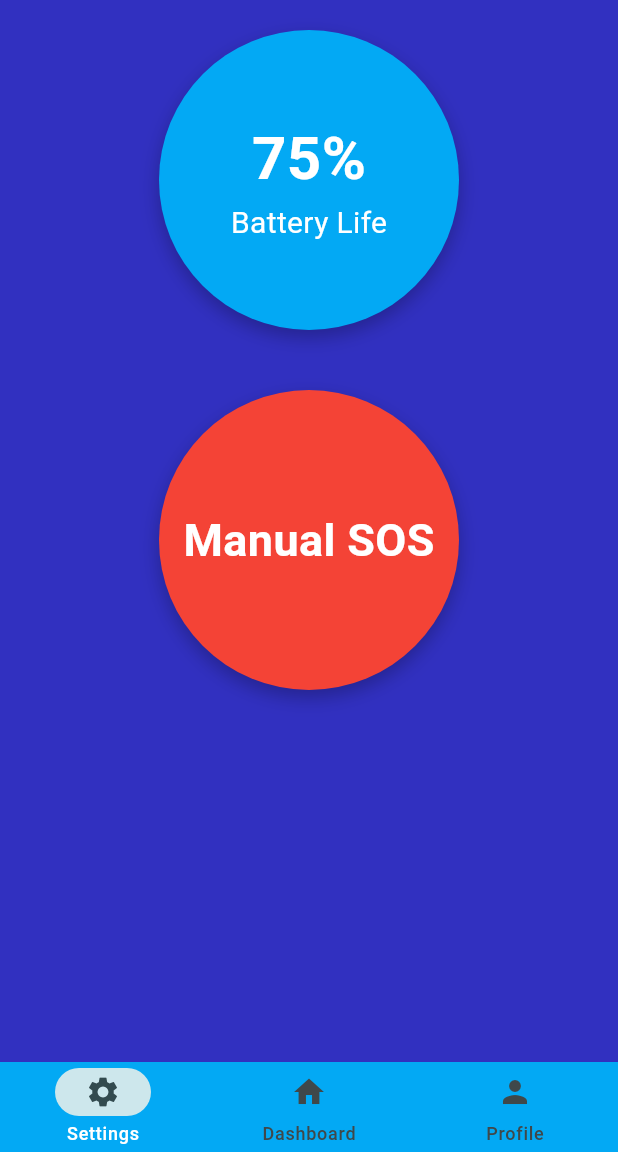
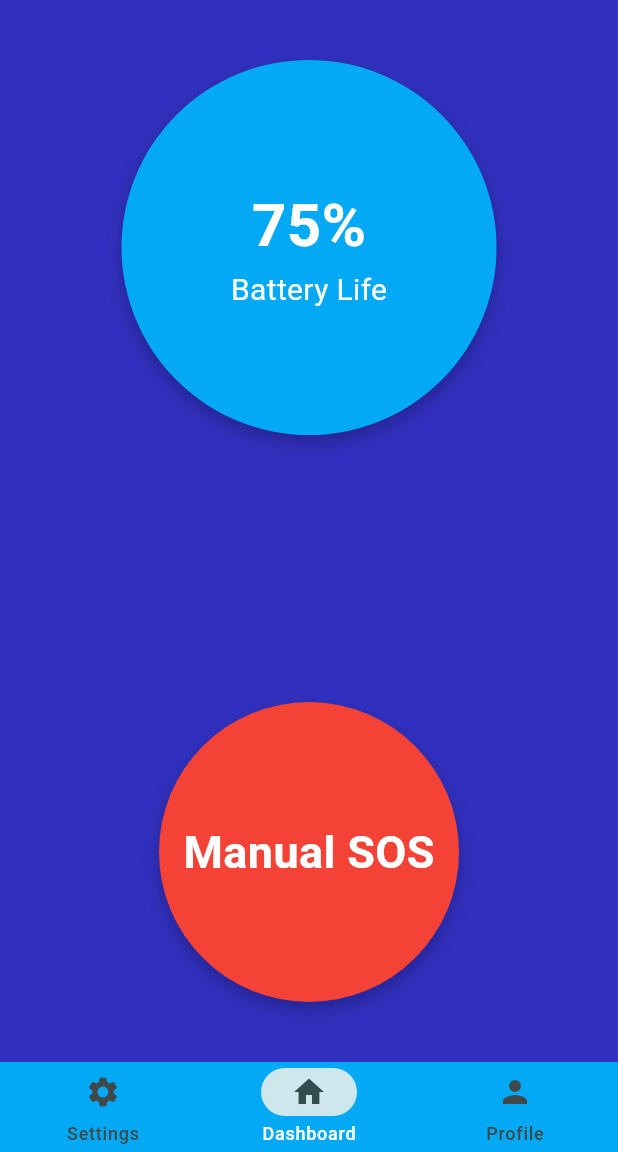
Before and after one commit to The-Monarch-of-Programming/Sentinel-A-Helmet-Mounted-Emergency-Crash-Detection-Device, a Flutter app: the UserDashboard screen opened directly, on a phone screen of 412 x 824 dp, the part 84-1236 px from its top. Run offline on Flutter 3.47's test engine with Material 3 defaults, Android fonts, the phone set to English and light mode, and no system bars.

Commit message:
Update home.dart
Adjusted the position of battery life and SOS
modified battery life size
changed the highlight of the lower bar to the setting to dashboard instead

```diff
--- a/lib/home.dart
+++ b/lib/home.dart
@@ -6,27 +6,26 @@ class UserDashboard extends StatelessWidget {
   @override
   Widget build(BuildContext context0) {
     return Scaffold(
-      backgroundColor: Color(0xFF3130C0),
+      backgroundColor: const Color(0xFF3130C0),
       appBar: AppBar(
         elevation: 0,
-        backgroundColor: Color(0xFF3130C0),
+        backgroundColor: const Color(0xFF3130C0),
         leading: Image.asset('assets/logo.png', width: 10, height: 10),
-        title: Text('Dashboard'),
+        title: const Text('Dashboard'),
         centerTitle: true,
         actions: <Widget>[
           IconButton(onPressed: () {}, icon: const Icon(Icons.settings)),
         ],
       ),
-      body: SingleChildScrollView(
-        child: Center(
+      body: Center(
         child: Column(
-            mainAxisAlignment: MainAxisAlignment.center,
-            crossAxisAlignment: CrossAxisAlignment.center,
+          mainAxisAlignment: MainAxisAlignment.spaceBetween,
           children: [
-              const SizedBox(height: 20),
+            const SizedBox(height: 40),
             Container(
-                height: 200,
-                width: 200,
+              //adjusted size
+              height: 250,
+              width: 250,
               decoration: const BoxDecoration(
                 color: Colors.lightBlue,
                 shape: BoxShape.circle,
@@ -41,25 +40,22 @@ class UserDashboard extends StatelessWidget {
               child: const Column(
                 mainAxisAlignment: MainAxisAlignment.center,
                 children: [
-                    Center(
-                      child: Text(
+                  Text(
                     '75%',
                     style: TextStyle(
                       fontSize: 40,
                       fontWeight: FontWeight.bold,
                     ),
                   ),
-                    ),
-                    Center(
-                      child: Text(
+                  Text(
                     'Battery Life',
                     style: TextStyle(fontSize: 20),
-                      ),
                   ),
                 ],
               ),
             ),
-              const SizedBox(height: 40,),
+            const Spacer(),
+            // adjust to lowered middle
             Container(
               height: 200,
               width: 200,
@@ -74,10 +70,7 @@ class UserDashboard extends StatelessWidget {
                   ),
                 ],
               ),
-                child: const Column(
-                  mainAxisAlignment: MainAxisAlignment.center,
-                  children: [
-                    Center(
+              child: const Center(
                 child: Text(
                   'Manual SOS',
                   style: TextStyle(
@@ -86,17 +79,15 @@ class UserDashboard extends StatelessWidget {
                   ),
                 ),
               ),
+            ),
+            const SizedBox(height: 40),
           ],
         ),
       ),
-            ],
-          ),
-        ),
-      ),
-      //TODO: Update navigation bar when page becomes dynamic
       bottomNavigationBar: NavigationBar(
         height: 60,
         backgroundColor: Colors.lightBlue,
+        selectedIndex: 1,// change the highlighted page
         destinations: const [
           NavigationDestination(icon: Icon(Icons.settings), label: 'Settings'),
           NavigationDestination(icon: Icon(Icons.home), label: 'Dashboard'),
```
Lines whose indentation alone changed are shown as unchanged.
